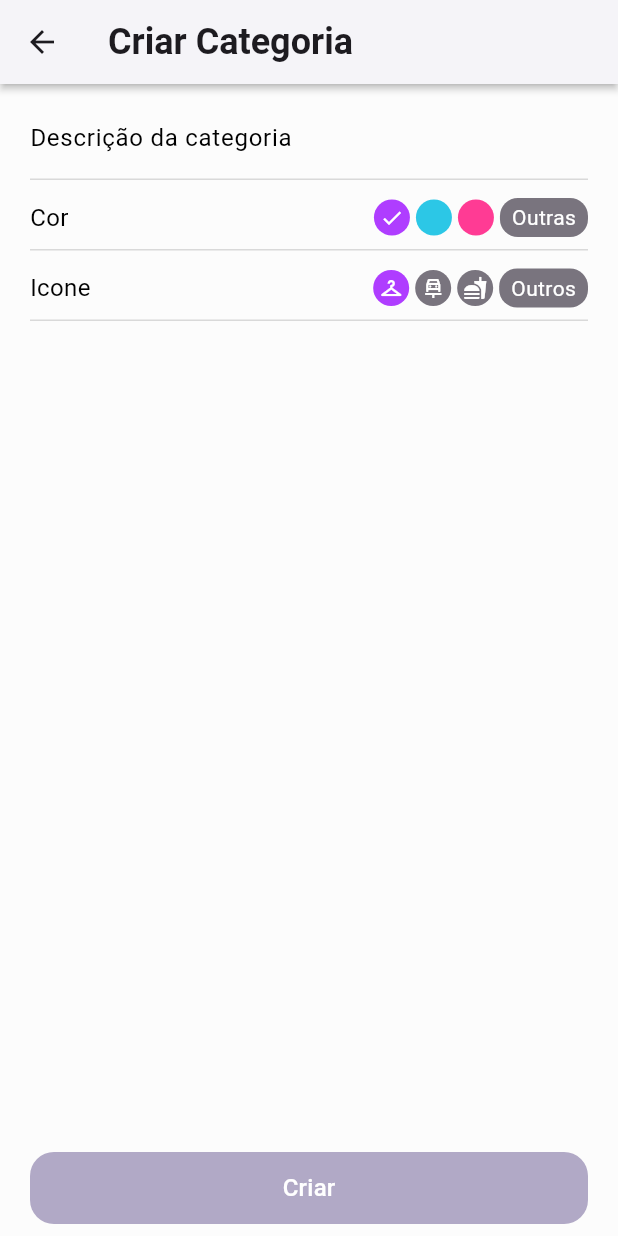
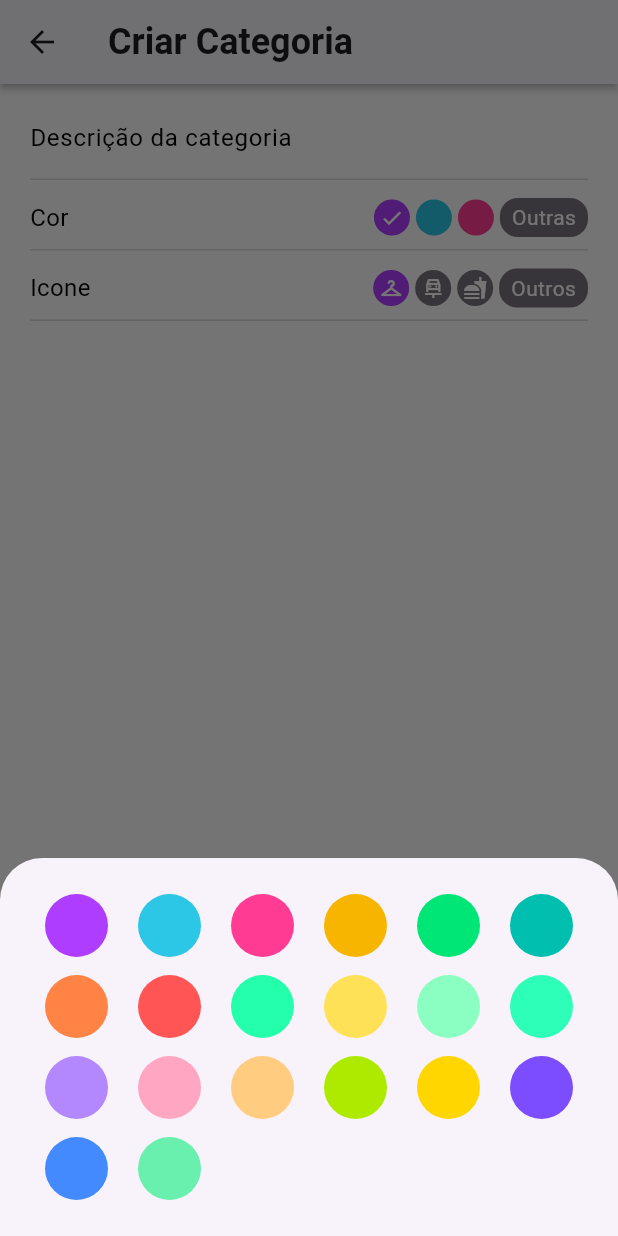
Before and after one commit to Eder-Queiroz/balancei, a Flutter app: the CreateCategoryScreen screen opened by its route, after a tap on "Outras", on a phone screen of 412 x 824 dp. Run offline on Flutter 3.47's test engine with Material 3 defaults, Android fonts, the light colour scheme and no system bars; our stand-ins replace currency_text_input_formatter, drift, drift_flutter, flutter_riverpod, freezed_annotation, go_router and 1 more; missing offline and left inert: lucid_validation; accounts and stored records are empty; generated files the repository leaves out were written again; statements that could not run were skipped.

Commit message:
feat: implement color selection

```diff
--- a/lib/ui/category/create_category_screen.dart
+++ b/lib/ui/category/create_category_screen.dart
@@ -1,6 +1,6 @@
 import 'package:balancei_app/ui/utils/common_radius.dart';
 import 'package:balancei_app/ui/utils/common_spacing.dart';
-import 'package:balancei_app/ui/utils/fields/color_picker.dart';
+import 'package:balancei_app/ui/utils/fields/color_picker/color_picker.dart';
 import 'package:balancei_app/ui/utils/fields/icon_picker.dart';
 import 'package:flutter/material.dart';
 
@@ -42,7 +42,9 @@ class _CreateCategoryScreenState extends State<CreateCategoryScreen> {
                       ),
                       onChanged: (value) {},
                     ),
-                    ColorPicker(),
+                    ColorPicker(
+                      onColorSelected: (color) {},
+                    ),
                     IconPicker(),
                   ],
                 ),
--- a/lib/ui/utils/fields/color_picker.dart
+++ /dev/null
@@ -1,103 +0,0 @@
-import 'package:balancei_app/ui/utils/common_spacing.dart';
-import 'package:flutter/material.dart';
-import 'package:flutter_riverpod/flutter_riverpod.dart';
-
-class ColorPicker extends ConsumerWidget {
-  const ColorPicker({super.key});
-
-  @override
-  Widget build(BuildContext context, WidgetRef ref) {
-    final theme = Theme.of(context);
-    final inputDecorationTheme = theme.inputDecorationTheme;
-
-    final Color borderColor =
-        inputDecorationTheme.enabledBorder?.borderSide.color ??
-            theme.colorScheme.onSurface.withValues(alpha: 0.38);
-
-    Widget buildColor({
-      required int color,
-      required bool isSelected,
-      required VoidCallback onTap,
-    }) {
-      return InkWell(
-        onTap: onTap,
-        child: Container(
-          width: 24,
-          height: 24,
-          decoration: BoxDecoration(
-            color: Color(color), // Replace with the selected color
-            shape: BoxShape.circle,
-          ),
-          child: isSelected
-              ? Icon(
-                  Icons.check,
-                  color: Colors.white,
-                  size: 16,
-                )
-              : null,
-        ),
-      );
-    }
-
-    return Column(
-      spacing: CommonSpacing.extraSmall,
-      crossAxisAlignment: CrossAxisAlignment.start,
-      children: [
-        Row(
-          mainAxisAlignment: MainAxisAlignment.spaceBetween,
-          children: [
-            Flexible(
-              child: Text(
-                'Cor',
-                style: inputDecorationTheme.labelStyle,
-              ),
-            ),
-            Row(
-              spacing: CommonSpacing.ultraSmall,
-              children: [
-                buildColor(
-                  color: 0xffAF3DFF, // Replace with the selected color
-                  isSelected: true, // Change this based on selection logic
-                  onTap: () {},
-                ),
-                buildColor(
-                  color: 0xff2CC7E6,
-                  isSelected: false,
-                  onTap: () {},
-                ),
-                buildColor(
-                  color: 0xffFF3B94,
-                  isSelected: false,
-                  onTap: () {},
-                ),
-                InkWell(
-                  onTap: () {},
-                  child: Container(
-                    padding: const EdgeInsets.symmetric(
-                      vertical: 3,
-                      horizontal: CommonSpacing.extraSmall,
-                    ),
-                    decoration: BoxDecoration(
-                      color: Color(0xff79747E),
-                      borderRadius: BorderRadius.circular(12.0),
-                    ),
-                    child: Text(
-                      'Outras',
-                      style: theme.textTheme.bodyMedium?.copyWith(
-                        color: Colors.white,
-                      ),
-                    ),
-                  ),
-                ),
-              ],
-            ),
-          ],
-        ),
-        Container(
-          height: 1.0,
-          color: borderColor,
-        ),
-      ],
-    );
-  }
-}
--- /dev/null
+++ b/lib/ui/utils/fields/color_picker/color_picker.dart
@@ -0,0 +1,190 @@
+import 'package:balancei_app/ui/utils/common_spacing.dart';
+import 'package:balancei_app/ui/utils/fields/color_picker/color_picker_view_model.dart';
+import 'package:flutter/material.dart';
+import 'package:flutter_riverpod/flutter_riverpod.dart';
+
+class ColorPicker extends ConsumerStatefulWidget {
+  final Function(int color) onColorSelected;
+  const ColorPicker({super.key, required this.onColorSelected});
+
+  @override
+  ConsumerState<ColorPicker> createState() => _ColorPickerState();
+}
+
+class _ColorPickerState extends ConsumerState<ColorPicker> {
+  late final viewModel = ref.watch(colorPickerViewModelProvider.notifier);
+
+  final List<int> colorPickerPalette = [
+    0xffAF3DFF,
+    0xff2CC7E6,
+    0xffFF3B94,
+    0xffF7B500,
+    0xff00E676,
+    0xff00BFAE,
+    0xffFF8345,
+    0xffFF5555,
+    0xff23FFAA,
+    0xffFFE158,
+    0xff8AFFC1,
+    0xff2DFFB8,
+    0xffB388FF,
+    0xffFFA7C2,
+    0xffFFCC80,
+    0xffAEEA00,
+    0xffFFD600,
+    0xff7C4DFF,
+    0xff448AFF,
+    0xff69F0AE,
+  ];
+
+  @override
+  void initState() {
+    super.initState();
+    widget.onColorSelected(colorPickerPalette.first);
+  }
+
+  Future<void> showBottomSheet(BuildContext context) async {
+    await showModalBottomSheet<void>(
+      context: context,
+      useSafeArea: true,
+      builder: (context) {
+        return SizedBox(
+          width: double.infinity,
+          child: Padding(
+            padding: const EdgeInsets.symmetric(
+              horizontal: CommonSpacing.large,
+              vertical: CommonSpacing.extraLarge,
+            ),
+            child: IntrinsicHeight(
+              child: Center(
+                child: Wrap(
+                  spacing: CommonSpacing.large,
+                  runSpacing: CommonSpacing.small,
+                  runAlignment: WrapAlignment.center,
+                  crossAxisAlignment: WrapCrossAlignment.center,
+                  children: List.generate(
+                    20,
+                    (index) => InkWell(
+                      onTap: () {
+                        viewModel.selectColor = colorPickerPalette[index];
+                        widget.onColorSelected(colorPickerPalette[index]);
+                        Navigator.pop(context);
+                      },
+                      child: Container(
+                        width: 42,
+                        height: 42,
+                        decoration: BoxDecoration(
+                          color: Color(colorPickerPalette[
+                              index]), // Replace with the selected color
+                          shape: BoxShape.circle,
+                        ),
+                      ),
+                    ),
+                  ),
+                ),
+              ),
+            ),
+          ),
+        );
+      },
+    );
+  }
+
+  Widget buildColor({
+    required int color,
+    required bool isSelected,
+    required VoidCallback onTap,
+  }) {
+    return InkWell(
+      onTap: onTap,
+      child: Container(
+        width: 24,
+        height: 24,
+        decoration: BoxDecoration(
+          color: Color(color), // Replace with the selected color
+          shape: BoxShape.circle,
+        ),
+        child: isSelected
+            ? Icon(
+                Icons.check,
+                color: Colors.white,
+                size: 16,
+              )
+            : null,
+      ),
+    );
+  }
+
+  @override
+  Widget build(BuildContext context) {
+    final theme = Theme.of(context);
+    final inputDecorationTheme = theme.inputDecorationTheme;
+
+    final Color borderColor =
+        inputDecorationTheme.enabledBorder?.borderSide.color ??
+            theme.colorScheme.onSurface.withValues(alpha: 0.38);
+
+    final colors =
+        ref.watch(colorPickerViewModelProvider.select((state) => state.colors));
+
+    return Column(
+      spacing: CommonSpacing.extraSmall,
+      crossAxisAlignment: CrossAxisAlignment.start,
+      children: [
+        Row(
+          mainAxisAlignment: MainAxisAlignment.spaceBetween,
+          children: [
+            Flexible(
+              child: Text(
+                'Cor',
+                style: inputDecorationTheme.labelStyle,
+              ),
+            ),
+            Row(
+              spacing: CommonSpacing.ultraSmall,
+              children: [
+                ...colors.map((color) {
+                  final isSelected =
+                      color == colors.first; // Example selection logic
+                  return buildColor(
+                    color: color,
+                    isSelected: isSelected,
+                    onTap: () {
+                      viewModel.selectColor = color;
+                      widget.onColorSelected(color);
+                    },
+                  );
+                }),
+                InkWell(
+                  onTap: () {
+                    showBottomSheet(context);
+                  },
+                  child: Container(
+                    padding: const EdgeInsets.symmetric(
+                      vertical: 3,
+                      horizontal: CommonSpacing.extraSmall,
+                    ),
+                    decoration: BoxDecoration(
+                      color: Color(0xff79747E),
+                      borderRadius: BorderRadius.circular(12.0),
+                    ),
+                    child: Text(
+                      'Outras',
+                      style: theme.textTheme.bodyMedium?.copyWith(
+                        color: Colors.white,
+                      ),
+                    ),
+                  ),
+                ),
+              ],
+            ),
+          ],
+        ),
+        Container(
+          height: 1.0,
+          color: borderColor,
+        ),
+      ],
+    );
+  }
+}
--- /dev/null
+++ b/lib/ui/utils/fields/color_picker/color_picker_state.dart
@@ -0,0 +1,16 @@
+import 'package:freezed_annotation/freezed_annotation.dart';
+
+part 'color_picker_state.freezed.dart';
+
+@freezed
+class ColorPickerState with _$ColorPickerState {
+  const factory ColorPickerState({
+    @Default([
+      0xffAF3DFF,
+      0xff2CC7E6,
+      0xffFF3B94,
+    ])
+    List<int> colors,
+    @Default(0xffAF3DFF) int selectedColor,
+  }) = _ColorPickerState;
+}
--- /dev/null
+++ b/lib/ui/utils/fields/color_picker/color_picker_view_model.dart
@@ -0,0 +1,43 @@
+import 'package:balancei_app/ui/utils/fields/color_picker/color_picker_state.dart';
+import 'package:flutter_riverpod/flutter_riverpod.dart';
+
+final colorPickerViewModelProvider =
+    AutoDisposeNotifierProvider<ColorPickerViewModel, ColorPickerState>(
+  ColorPickerViewModel.new,
+);
+
+class ColorPickerViewModel extends AutoDisposeNotifier<ColorPickerState> {
+  @override
+  ColorPickerState build() {
+    return ColorPickerState();
+  }
+
+  set selectColor(int color) {
+    if (state.selectedColor == color) {
+      return;
+    }
+
+    state = state.copyWith(selectedColor: color);
+
+    _removeColor(color);
+    _addFirstColor(color);
+  }
+
+  void _removeColor(int color) {
+    final colors = List<int>.from(state.colors);
+
+    if (colors.contains(color)) {
+      colors.remove(color);
+      state = state.copyWith(colors: colors);
+      return;
+    }
+
+    colors.removeLast();
+    state = state.copyWith(colors: colors);
+  }
+
+  void _addFirstColor(int color) {
+    final colors = List<int>.from(state.colors)..insert(0, color);
+    state = state.copyWith(colors: colors);
+  }
+}
```
Also changed, not shown: lib/ui/utils/fields/color_picker/color_picker_state.freezed.dart (added).
